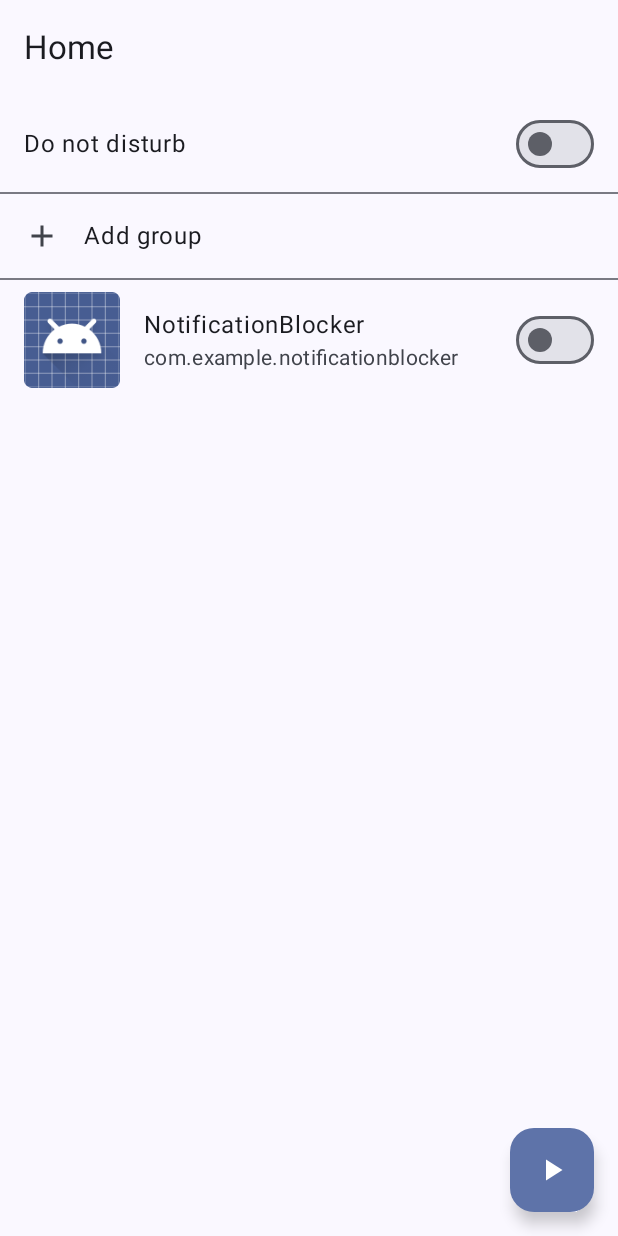
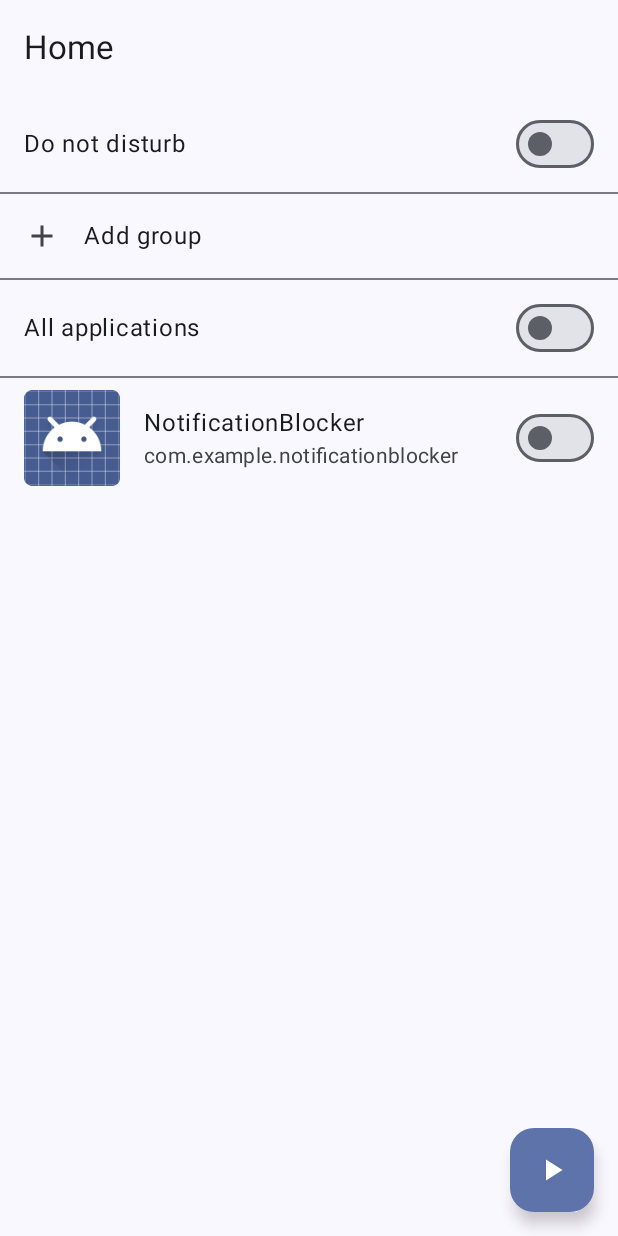
Before and after one commit to aakumykov/NotificationBlocker, an Android app built with Jetpack Compose: the screen it shows after launch (MainActivity), on a phone screen of 412 x 824 dp. Run offline under Robolectric (Android 15) with nearby library versions, the phone set to English and light mode, and no system bars; our stand-ins replace Room's generated code.

Commit message:
:sparkles: Add all applications button

```diff
--- a/app/src/main/java/com/example/notificationblocker/ui/home/HomeScreen.kt
+++ b/app/src/main/java/com/example/notificationblocker/ui/home/HomeScreen.kt
@@ -134,6 +134,20 @@ fun HomeBody(
         item {
             Divider()
         }
+        item {
+            ListItem(
+                headlineContent = { Text (stringResource(R.string.all_applications))},
+                trailingContent = {
+                    Switch(
+                        checked = false,
+                        onCheckedChange = {},
+                    )
+                },
+            )
+        }
+        item {
+            Divider()
+        }
 
         items(App.getAll(context), key = { it.id }) { application ->
             ListItem(
--- a/app/src/main/res/values/strings.xml
+++ b/app/src/main/res/values/strings.xml
@@ -14,4 +14,5 @@
     <string name="home">Home</string>
     <string name="delete">Delete</string>
     <string name="delete_question">Delete?</string>
+    <string name="all_applications">All applications</string>
 </resources>
```
